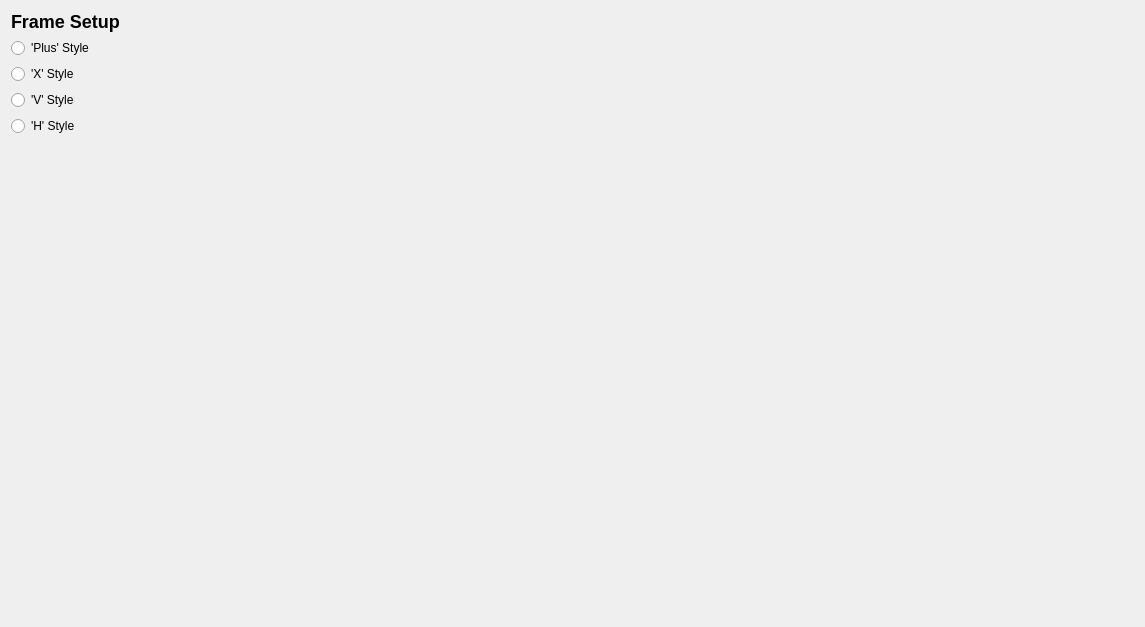
Before: the Qt Designer form src/ui/configuration/FrameTypeConfig.ui in ArduPilot/apm_planner, drawn with Qt 5.
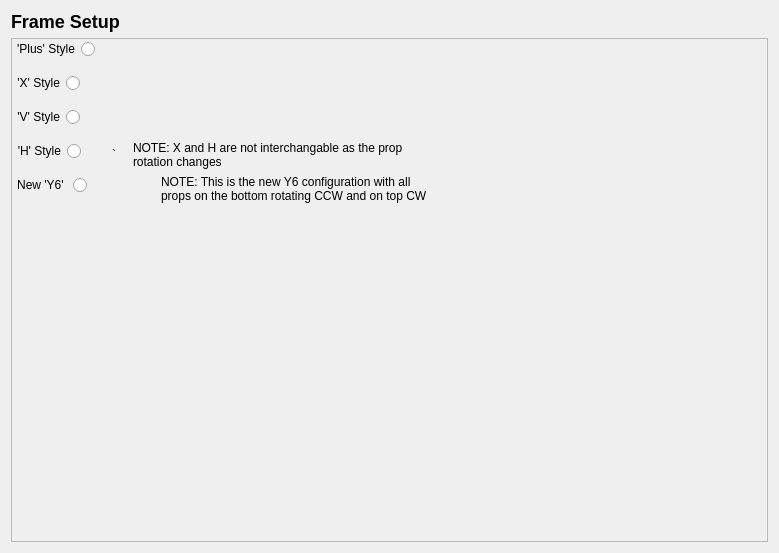
After: the same form once the commit is applied. Icons and pictures are not drawn.

Commit message: New Y6 motor config added and Frame Type selection rework

What changed in the file:
```diff
--- a/src/ui/configuration/FrameTypeConfig.ui
+++ b/src/ui/configuration/FrameTypeConfig.ui
@@ -6,14 +6,14 @@
    <rect>
     <x>0</x>
     <y>0</y>
-    <width>1145</width>
-    <height>627</height>
+    <width>779</width>
+    <height>553</height>
    </rect>
   </property>
   <property name="windowTitle">
    <string>Form</string>
   </property>
-  <layout class="QVBoxLayout" name="verticalLayout_2">
+  <layout class="QVBoxLayout" name="verticalLayout">
    <item>
     <widget class="QLabel" name="label">
      <property name="text">
@@ -25,11 +25,36 @@
     </widget>
    </item>
    <item>
-    <layout class="QVBoxLayout" name="verticalLayout">
-     <item>
+    <widget class="QScrollArea" name="scrollArea">
+     <property name="widgetResizable">
+      <bool>false</bool>
+     </property>
+     <widget class="QWidget" name="scrollAreaWidgetContents_2">
+      <property name="geometry">
+       <rect>
+        <x>0</x>
+        <y>0</y>
+        <width>753</width>
+        <height>495</height>
+       </rect>
+      </property>
+      <widget class="QWidget" name="layoutWidget">
+       <property name="geometry">
+        <rect>
+         <x>0</x>
+         <y>0</y>
+         <width>751</width>
+         <height>491</height>
+        </rect>
+       </property>
+       <layout class="QFormLayout" name="formLayout">
+        <property name="fieldGrowthPolicy">
+         <enum>QFormLayout::FieldsStayAtSizeHint</enum>
+        </property>
+        <item row="0" column="0">
       <widget class="QRadioButton" name="plusRadioButton">
        <property name="layoutDirection">
-        <enum>Qt::LeftToRight</enum>
+           <enum>Qt::RightToLeft</enum>
        </property>
        <property name="text">
         <string>'Plus' Style</string>
@@ -46,14 +71,44 @@
        </property>
       </widget>
      </item>
-     <item>
+        <item row="2" column="0">
       <widget class="QRadioButton" name="xRadioButton">
        <property name="layoutDirection">
-        <enum>Qt::LeftToRight</enum>
+           <enum>Qt::RightToLeft</enum>
+          </property>
+          <property name="autoFillBackground">
+           <bool>false</bool>
        </property>
        <property name="text">
         <string>'X' Style</string>
        </property>
+          <property name="iconSize">
+           <size>
+            <width>500</width>
+            <height>150</height>
+           </size>
+          </property>
+         </widget>
+        </item>
+        <item row="2" column="1">
+         <widget class="QPushButton" name="pushButton_2">
+          <property name="styleSheet">
+           <string notr="true">QPushButton {
+    /*min-height: 16px;*/
+	border: 0px;
+    margin: 3px;
+	border-radius: 2px;
+	padding-top: 4px;
+	padding-left: 8px;
+	padding-right: 8px;
+	padding-bottom: 4px;
+	background-color: 0
+}
+</string>
+          </property>
+          <property name="text">
+           <string/>
+          </property>
        <property name="icon">
         <iconset resource="../../../qgroundcontrol.qrc">
          <normaloff>:/files/images/mavs/frames_x.png</normaloff>:/files/images/mavs/frames_x.png</iconset>
@@ -66,10 +121,10 @@
        </property>
       </widget>
      </item>
-     <item>
+        <item row="3" column="0">
       <widget class="QRadioButton" name="vRadioButton">
        <property name="layoutDirection">
-        <enum>Qt::LeftToRight</enum>
+           <enum>Qt::RightToLeft</enum>
        </property>
        <property name="autoFillBackground">
         <bool>false</bool>
@@ -77,6 +132,33 @@
        <property name="text">
         <string>'V' Style</string>
        </property>
+          <property name="iconSize">
+           <size>
+            <width>500</width>
+            <height>120</height>
+           </size>
+          </property>
+         </widget>
+        </item>
+        <item row="3" column="1">
+         <widget class="QPushButton" name="pushButton_5">
+          <property name="styleSheet">
+           <string notr="true">QPushButton {
+    /*min-height: 16px;*/
+	border: 0px;
+    margin: 3px;
+	border-radius: 2px;
+	padding-top: 4px;
+	padding-left: 8px;
+	padding-right: 8px;
+	padding-bottom: 4px;
+	background-color: 0
+}
+</string>
+          </property>
+          <property name="text">
+           <string/>
+          </property>
        <property name="icon">
         <iconset resource="../../../qgroundcontrol.qrc">
          <normaloff>:/files/images/firmware/quady.png</normaloff>:/files/images/firmware/quady.png</iconset>
@@ -89,37 +171,166 @@
        </property>
       </widget>
      </item>
-     <item>
+        <item row="4" column="0">
       <widget class="QRadioButton" name="hRadioButton">
+          <property name="layoutDirection">
+           <enum>Qt::RightToLeft</enum>
+          </property>
        <property name="text">
         <string>'H' Style</string>
        </property>
+          <property name="iconSize">
+           <size>
+            <width>500</width>
+            <height>120</height>
+           </size>
+          </property>
+         </widget>
+        </item>
+        <item row="4" column="1">
+         <layout class="QHBoxLayout" name="horizontalLayout_2">
+          <item>
+           <widget class="QPushButton" name="pushButton_3">
+            <property name="styleSheet">
+             <string notr="true">QPushButton {
+    /*min-height: 16px;*/
+	border: 0px;
+    margin: 3px;
+	border-radius: 2px;
+	padding-top: 4px;
+	padding-left: 8px;
+	padding-right: 8px;
+	padding-bottom: 4px;
+	background-color: 0
+}
+</string>
+            </property>
+            <property name="text">
+             <string>`</string>
+            </property>
        <property name="icon">
         <iconset resource="../../../qgroundcontrol.qrc">
          <normaloff>:/files/images/mavs/frames_quad_I.png</normaloff>:/files/images/mavs/frames_quad_I.png</iconset>
        </property>
        <property name="iconSize">
         <size>
+              <width>100</width>
+              <height>100</height>
+             </size>
+            </property>
+           </widget>
+          </item>
+          <item>
+           <widget class="QLabel" name="label_7">
+            <property name="text">
+             <string>NOTE: X and H are not interchangable as the prop rotation changes</string>
+            </property>
+            <property name="wordWrap">
+             <bool>true</bool>
+            </property>
+           </widget>
+          </item>
+         </layout>
+        </item>
+        <item row="5" column="0">
+         <widget class="QRadioButton" name="newY6radioButton">
+          <property name="layoutDirection">
+           <enum>Qt::RightToLeft</enum>
+          </property>
+          <property name="text">
+           <string>New 'Y6' </string>
+          </property>
+          <property name="iconSize">
+           <size>
          <width>500</width>
          <height>120</height>
         </size>
        </property>
       </widget>
      </item>
-    </layout>
+        <item row="5" column="1">
+         <layout class="QHBoxLayout" name="horizontalLayout">
+          <item>
+           <widget class="QPushButton" name="pushButton_4">
+            <property name="styleSheet">
+             <string notr="true">QPushButton {
+    /*min-height: 16px;*/
+	border: 0px;
+    margin: 3px;
+	border-radius: 2px;
+	padding-top: 4px;
+	padding-left: 8px;
+	padding-right: 8px;
+	padding-bottom: 4px;
+	background-color: 0
+}
+</string>
+            </property>
+            <property name="text">
+             <string/>
+            </property>
+            <property name="icon">
+             <iconset resource="../../../qgroundcontrol.qrc">
+              <normaloff>:/files/images/mavs/frames-Y6B.png</normaloff>:/files/images/mavs/frames-Y6B.png</iconset>
+            </property>
+            <property name="iconSize">
+             <size>
+              <width>100</width>
+              <height>100</height>
+             </size>
+            </property>
+           </widget>
    </item>
    <item>
-    <spacer name="verticalSpacer">
-     <property name="orientation">
-      <enum>Qt::Vertical</enum>
-     </property>
-     <property name="sizeHint" stdset="0">
+           <widget class="QLabel" name="label_8">
+            <property name="text">
+             <string>NOTE: This is the new Y6 configuration with all props on the bottom rotating CCW and on top CW </string>
+            </property>
+            <property name="wordWrap">
+             <bool>true</bool>
+            </property>
+           </widget>
+          </item>
+         </layout>
+        </item>
+        <item row="0" column="1">
+         <widget class="QPushButton" name="pushButton">
+          <property name="styleSheet">
+           <string notr="true">QPushButton {
+    /*min-height: 16px;*/
+	border: 0px;
+    margin: 3px;
+	border-radius: 2px;
+	padding-top: 4px;
+	padding-left: 8px;
+	padding-right: 8px;
+	padding-bottom: 4px;
+	background-color: 0
+}
+
+QPushButton:pressed {
+	border-width: 1px dashed #F0F0F0
+}</string>
+          </property>
+          <property name="text">
+           <string/>
+          </property>
+          <property name="icon">
+           <iconset resource="../../../qgroundcontrol.qrc">
+            <normaloff>:/files/images/mavs/frames_plus.png</normaloff>:/files/images/mavs/frames_plus.png</iconset>
+          </property>
+          <property name="iconSize">
       <size>
-       <width>20</width>
-       <height>40</height>
-      </size>
-     </property>
-    </spacer>
+            <width>626</width>
+            <height>80</height>
+           </size>
+          </property>
+         </widget>
+        </item>
+       </layout>
+      </widget>
+     </widget>
+    </widget>
    </item>
   </layout>
  </widget>
```
Left out of the diff: 95 changed lines with no effect on the pictures. Lines whose indentation alone changed are shown as unchanged. The commit also changes 4 other files.
